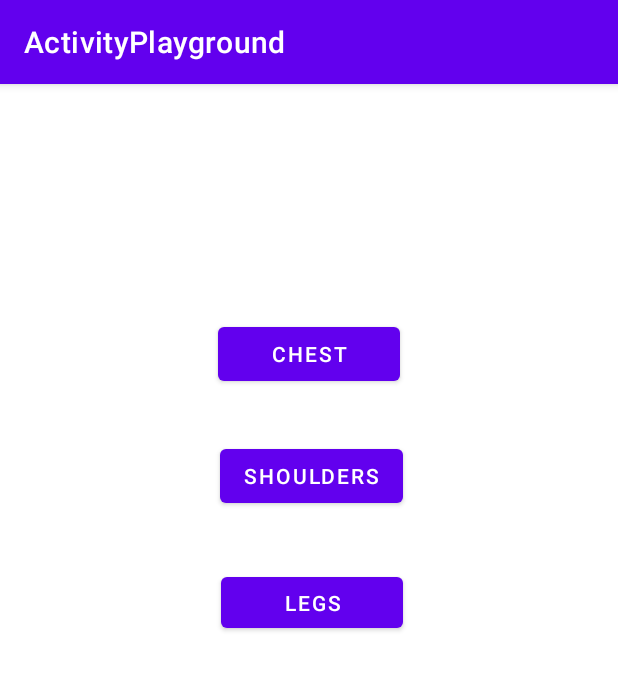
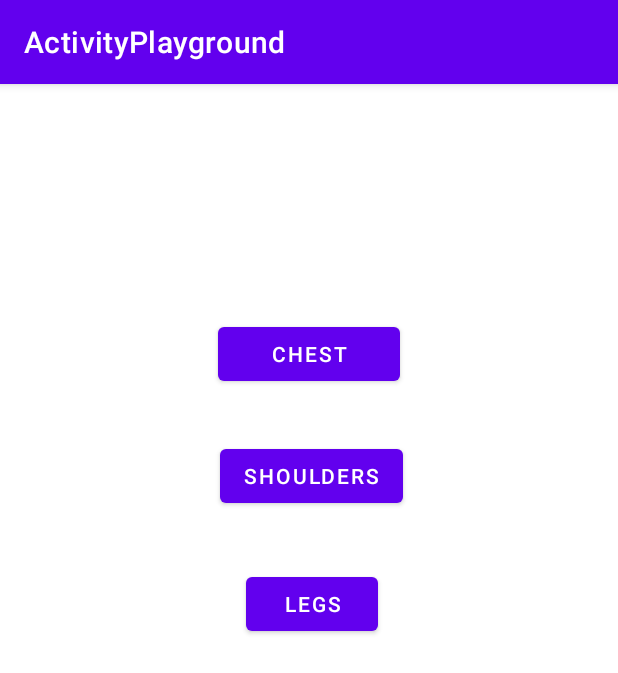
Before and after one commit to taerichard/WorkoutTimer, an Android app: the screen it shows after launch (MainActivity), on a phone screen of 412 x 824 dp. Shown: the top 673 px of the screen. Run offline under Robolectric (Android 15) with nearby library versions, the phone set to English and light mode, and no system bars.

```diff
--- a/app/src/main/res/layout/activity_main.xml
+++ b/app/src/main/res/layout/activity_main.xml
@@ -8,8 +8,8 @@
 
     <Button
         android:id="@+id/legs_button"
-        android:layout_width="121dp"
-        android:layout_height="46dp"
+        android:layout_width="wrap_content"
+        android:layout_height="wrap_content"
         android:layout_marginTop="37dp"
         android:layout_marginBottom="363dp"
         android:text="Legs"
```
Also changed, not shown: app/src/main/java/com/example/activityplayground/SecondActivity.java (+12 -4 lines), app/src/main/java/com/example/activityplayground/TimerFragment.java (+9 -4 lines).
